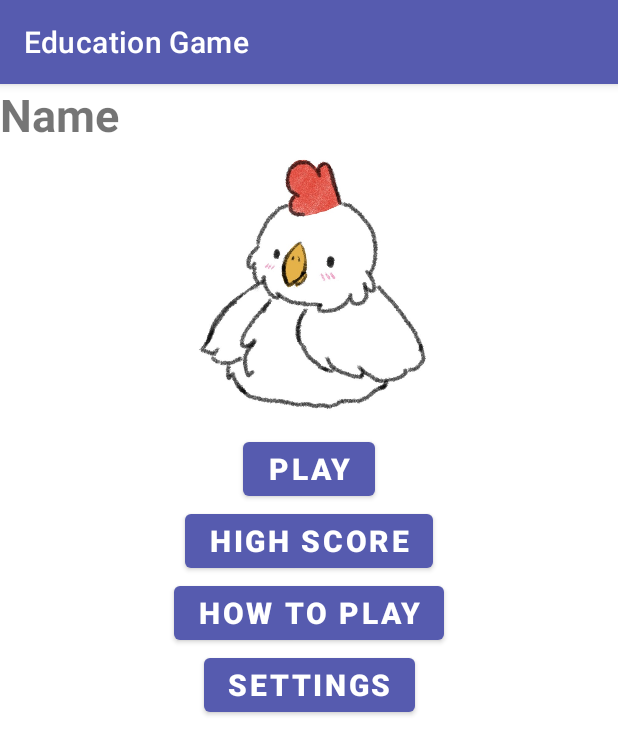
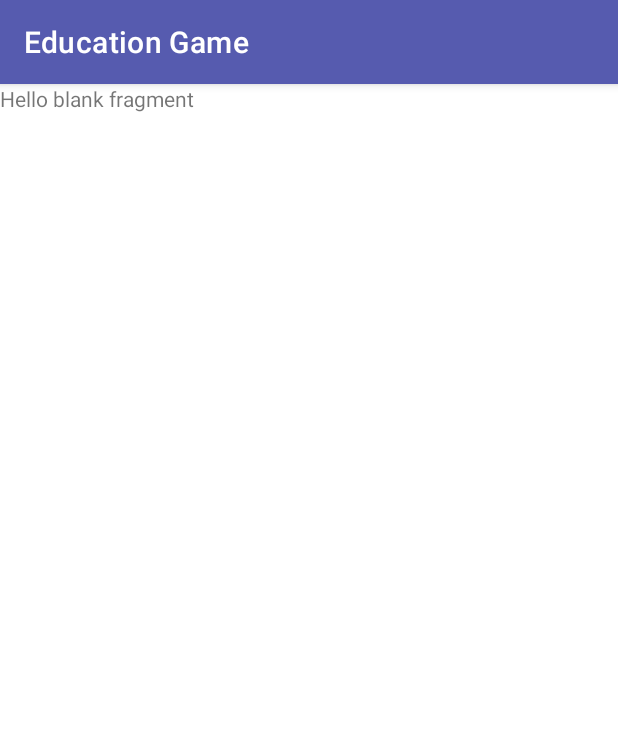
Before and after one commit to jgrimes91/Education_Game, an Android app: the screen it shows after launch (MainActivity), after a tap on "PLAY", on a phone screen of 412 x 824 dp. Shown: the top 755 px of the screen. Run offline under Robolectric (Android 15) with nearby library versions, the phone set to English and light mode, and no system bars; our stand-ins replace data binding.

Commit message:
GameFragment and GameViewModel classes created

```diff
--- a/app/build.gradle
+++ b/app/build.gradle
@@ -44,7 +44,8 @@ dependencies {
     implementation 'com.google.android.material:material:1.9.0'
     implementation 'androidx.constraintlayout:constraintlayout:2.1.4'
     implementation 'androidx.legacy:legacy-support-v4:1.0.0'
-    implementation 'androidx.lifecycle:lifecycle-livedata-ktx:2.6.1'
+    implementation 'androidx.lifecycle:lifecycle-livedata-ktx:2.5.1'
+    // ViewModel
     implementation 'androidx.lifecycle:lifecycle-viewmodel-ktx:2.6.1'
     testImplementation 'junit:junit:4.13.2'
     androidTestImplementation 'androidx.test.ext:junit:1.1.5'
--- a/app/src/main/java/au/edu/jcu/cp3406/education_game/TitleFragment.kt
+++ b/app/src/main/java/au/edu/jcu/cp3406/education_game/TitleFragment.kt
@@ -6,6 +6,7 @@ import android.view.View
 import android.view.ViewGroup
 import androidx.databinding.DataBindingUtil
 import androidx.fragment.app.Fragment
+import androidx.navigation.findNavController
 import au.edu.jcu.cp3406.educationgame.R
 import au.edu.jcu.cp3406.educationgame.databinding.FragmentTitleBinding
 
@@ -27,6 +28,10 @@ class TitleFragment : Fragment() {
 
     override fun onResume() {
         super.onResume()
-        binding.playButton.setOnClickListener{}
+        binding.settingsButton.setOnClickListener { view: View ->
+            view.findNavController().navigate(R.id.action_titleFragment_to_settingsFragment)
+        }
+        binding.playButton.setOnClickListener{ view: View ->
+            view.findNavController().navigate(R.id.action_titleFragment_to_gameFragment)}
     }
 }
--- /dev/null
+++ b/app/src/main/java/au/edu/jcu/cp3406/education_game/ui/game/GameFragment.kt
@@ -0,0 +1,38 @@
+package au.edu.jcu.cp3406.education_game.ui.game
+
+import android.os.Bundle
+import androidx.fragment.app.Fragment
+import android.view.LayoutInflater
+import android.view.View
+import android.view.ViewGroup
+import androidx.databinding.DataBindingUtil
+import androidx.fragment.app.viewModels
+import au.edu.jcu.cp3406.educationgame.R
+import au.edu.jcu.cp3406.educationgame.databinding.FragmentGameBinding
+
+
+class GameFragment : Fragment() {
+
+    private val viewModel: GameViewModel by viewModels()
+    private lateinit var binding: FragmentGameBinding
+
+    override fun onCreateView(
+        inflater: LayoutInflater, container: ViewGroup?,
+        savedInstanceState: Bundle?
+    ): View? {
+        // Inflate the layout for this fragment
+        binding = DataBindingUtil.inflate(inflater, R.layout.fragment_game, container, false)
+
+        return binding.root
+    }
+
+    override fun onViewCreated(view: View, savedInstanceState: Bundle?) {
+        super.onViewCreated(view, savedInstanceState)
+
+        binding.gameViewModel = viewModel
+    }
+
+    private fun updateAnimalOnScreen(){
+        binding.currentAnimalTextView.text = viewModel.currentAnimal
+    }
+}
--- /dev/null
+++ b/app/src/main/java/au/edu/jcu/cp3406/education_game/ui/game/GameViewModel.kt
@@ -0,0 +1,26 @@
+package au.edu.jcu.cp3406.education_game.ui.game
+
+import androidx.lifecycle.ViewModel
+
+class GameViewModel : ViewModel() {
+    private var score = 0
+
+    private var animals: MutableList<String> = mutableListOf()
+    private var _currentAnimal = "test"
+    val currentAnimal: String get() = _currentAnimal
+    private lateinit var secondAnimal: String
+
+    init {
+        getNextAnimal()
+    }
+
+    private fun getNextAnimal() {
+//        firstAnimal = allAnimals.random()
+//        secondAnimal = allAnimals.random()
+//
+//        while (secondAnimal == firstAnimal){
+//            secondAnimal = allAnimals.random()
+//        }
+
+    }
+}
--- /dev/null
+++ b/app/src/main/java/au/edu/jcu/cp3406/education_game/ui/game/ListOfAnimals.kt
@@ -0,0 +1,5 @@
+package au.edu.jcu.cp3406.education_game.ui.game
+
+const val MAX_NO_OF_WORDS = 3
+
+val allAnimals: List<String> = listOf("cow, sheep, horse, chicken, pig, duck")
--- a/app/src/main/res/layout/activity_main.xml
+++ b/app/src/main/res/layout/activity_main.xml
@@ -1,6 +1,7 @@
 <?xml version="1.0" encoding="utf-8"?>
-<layout xmlns:tools="http://schemas.android.com/tools"
-    xmlns:android="http://schemas.android.com/apk/res/android">
+<layout
+    xmlns:android="http://schemas.android.com/apk/res/android"
+    xmlns:app="http://schemas.android.com/apk/res-auto">
 
     <data>
 
@@ -11,12 +12,20 @@
         android:layout_height="match_parent"
         android:orientation="vertical">
 
+<!--        <androidx.fragment.app.FragmentContainerView-->
+<!--            android:id="@+id/titleFragment"-->
+<!--            android:name="au.edu.jcu.cp3406.education_game.TitleFragment"-->
+<!--            android:layout_width="match_parent"-->
+<!--            android:layout_height="match_parent"-->
+<!--            tools:layout="@layout/fragment_title" />-->
+
         <androidx.fragment.app.FragmentContainerView
-            android:id="@+id/titleFragment"
-            android:name="au.edu.jcu.cp3406.education_game.TitleFragment"
+            android:id="@+id/myNavHostFragment"
+            android:name="androidx.navigation.fragment.NavHostFragment"
             android:layout_width="match_parent"
             android:layout_height="match_parent"
-            tools:layout="@layout/fragment_title" />
+            app:navGraph="@navigation/navigation"
+            app:defaultNavHost="true"/>
 
     </LinearLayout>
 
--- a/app/src/main/res/layout/fragment_game.xml
+++ b/app/src/main/res/layout/fragment_game.xml
@@ -1,13 +1,23 @@
-<FrameLayout xmlns:android="http://schemas.android.com/apk/res/android"
-    xmlns:tools="http://schemas.android.com/tools"
+<layout xmlns:android="http://schemas.android.com/apk/res/android"
+    xmlns:tools="http://schemas.android.com/tools">
+
+    <data>
+        <variable
+            name="gameViewModel"
+            type="au.edu.jcu.cp3406.education_game.ui.game.GameViewModel" />
+    </data>
+
+    <FrameLayout
         android:layout_width="match_parent"
         android:layout_height="match_parent"
-    tools:context="au.edu.jcu.cp3406.education_game.game.GameFragment">
+        tools:context="au.edu.jcu.cp3406.education_game.ui.game.GameFragment">
 
         <!-- TODO: Update blank fragment layout -->
         <TextView
+            android:id="@+id/currentAnimalTextView"
             android:layout_width="match_parent"
             android:layout_height="match_parent"
             android:text="@string/hello_blank_fragment" />
 
     </FrameLayout>
+</layout>
--- a/app/src/main/res/navigation/navigation.xml
+++ b/app/src/main/res/navigation/navigation.xml
@@ -3,11 +3,28 @@
     xmlns:app="http://schemas.android.com/apk/res-auto"
     xmlns:tools="http://schemas.android.com/tools"
     android:id="@+id/navigation"
-    app:startDestination="@id/titleFragment2">
+    app:startDestination="@id/titleFragment">
 
     <fragment
-        android:id="@+id/titleFragment2"
+        android:id="@+id/titleFragment"
         android:name="au.edu.jcu.cp3406.education_game.TitleFragment"
         android:label="fragment_title"
-        tools:layout="@layout/fragment_title" />
+        tools:layout="@layout/fragment_title" >
+        <action
+            android:id="@+id/action_titleFragment_to_settingsFragment"
+            app:destination="@id/settingsFragment" />
+        <action
+            android:id="@+id/action_titleFragment_to_gameFragment"
+            app:destination="@id/gameFragment" />
+    </fragment>
+    <fragment
+        android:id="@+id/settingsFragment"
+        android:name="au.edu.jcu.cp3406.education_game.SettingsFragment"
+        android:label="SettingsFragment"
+        tools:layout="@layout/fragment_settings"/>
+    <fragment
+        android:id="@+id/gameFragment"
+        android:name="au.edu.jcu.cp3406.education_game.ui.game.GameFragment"
+        android:label="GameFragment"
+        tools:layout="@layout/fragment_game"/>
 </navigation>
```
Also changed, not shown: app/src/main/java/au/edu/jcu/cp3406/education_game/game/Animals.kt (deleted, +0 -8 lines), app/src/main/java/au/edu/jcu/cp3406/education_game/game/GameFragment.kt (deleted, +0 -20 lines), app/src/main/java/au/edu/jcu/cp3406/education_game/game/GameViewModel.kt (deleted, +0 -30 lines), app/src/main/java/au/edu/jcu/cp3406/education_game/game/GameViewModelViewModel.kt (deleted, +0 -7 lines), app/src/main/res/drawable/pig.jpg (added). Lines whose indentation alone changed are shown as unchanged.
